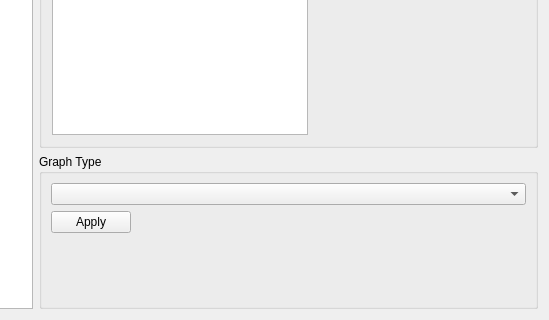
Qt form resources/GraphOptions.ui (cjand225/CS499SolarCarTimer) before a commit; both pictures show x 478 to 1027 and y 146 to 466 of the 1027 by 466 pixel window.
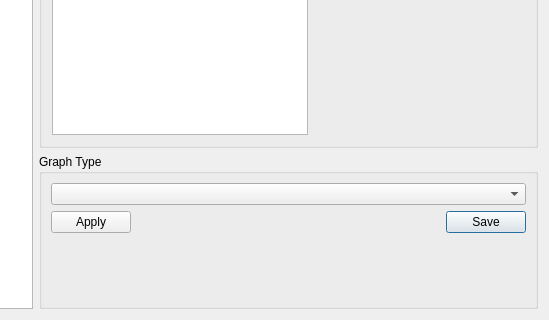
The same form after that commit.

Commit message: Basic plotting finished.  Added the ability to save graph as image.

Patch:
```diff
--- a/resources/GraphOptions.ui
+++ b/resources/GraphOptions.ui
@@ -96,6 +96,13 @@
         </property>
        </widget>
       </item>
+      <item row="1" column="1">
+       <widget class="QDialogButtonBox" name="SaveGraphBtn">
+        <property name="standardButtons">
+         <set>QDialogButtonBox::Save</set>
+        </property>
+       </widget>
+      </item>
      </layout>
     </widget>
    </item>
```
Left out of the diff: 2 changed lines with no effect on the pictures. The commit also changes 1 other file.
